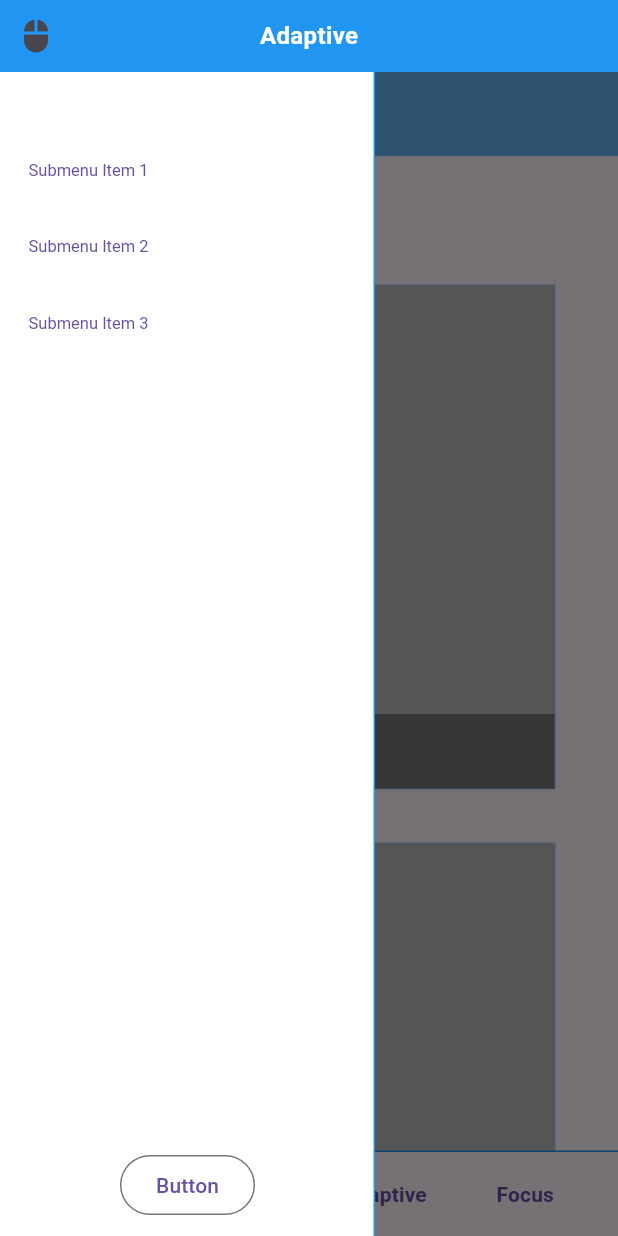
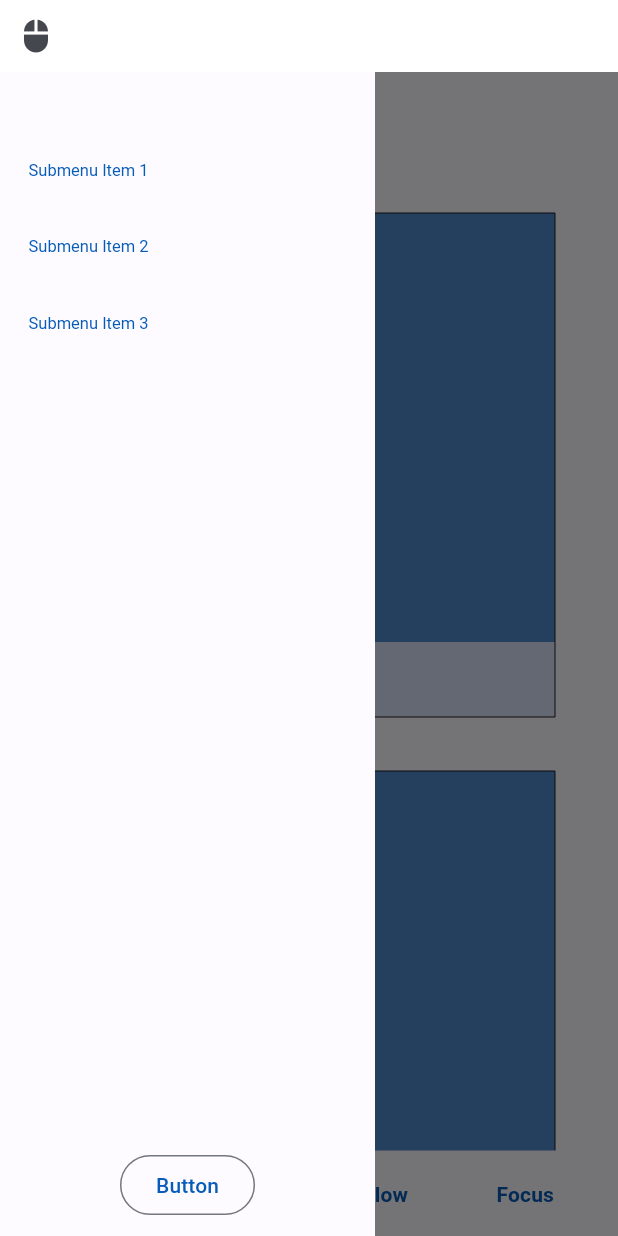
Before and after one commit to GhekkoNL/nl.ghekko.adaptive, a Flutter app: the screen it shows after launch, with the side drawer open, on a phone screen of 412 x 824 dp. Run offline on Flutter 3.47's test engine with Material 3 defaults, Android fonts, the phone set to English and light mode, and no system bars; our stand-ins replace universal_platform; missing offline and left inert: flextras.

Commit message:
Theme / Design Update

```diff
--- a/lib/app.dart
+++ b/lib/app.dart
@@ -19,19 +19,19 @@ List<Widget> getMainMenuChildren(BuildContext context) {
   return [
     SelectedPageButton(
         onPressed: () => changePage(0),
-        label: "Adaptive Grid",
+        label: "Grid",
         isSelected: index == 0),
     SelectedPageButton(
         onPressed: () => changePage(1),
-        label: "Adaptive Data Table",
+        label: "Data Table",
         isSelected: index == 1),
     SelectedPageButton(
         onPressed: () => changePage(2),
-        label: "Adaptive Reflow",
+        label: "Reflow",
         isSelected: index == 2),
     SelectedPageButton(
         onPressed: () => changePage(3),
-        label: "Focus Examples",
+        label: "Focus",
         isSelected: index == 3),
   ];
 }
@@ -59,7 +59,6 @@ class AppState extends State<App> {
         LogicalKeySet(LogicalKeyboardKey.delete): DeleteIntent(),
       },
       child: SizedBox(
-        //color: Colors.white,
         child: Material(
           child: Column(
             children: [
@@ -68,29 +67,30 @@ class AppState extends State<App> {
                 child: Focus(
                   autofocus: true,
                   child: Scaffold(
+                    backgroundColor: Theme.of(context).scaffoldBackgroundColor,
                     key: _scaffoldKey,
                     drawer: useTabs
-                        ? const _SideMenu(showPageButtons: false)
+                        ? const SideMenu(showPageButtons: false)
                         : null,
                     appBar: useTabs
-                        ? AppBar(backgroundColor: Colors.blue.shade300)
+                        ? AppBar(backgroundColor: Theme.of(context).scaffoldBackgroundColor)
                         : null,
                     body: Stack(children: [
                       // Vertical layout with Tab controller and drawer
                       if (useTabs) ...[
-                        Column(
+                        const Column(
                           children: [
-                            Expanded(child: _PageStack()),
-                            _TabMenu(),
+                            Expanded(child: PageStack()),
+                            TabMenu(),
                           ],
                         )
                       ]
                       // Horizontal layout with desktop style side menu
                       else ...[
-                        Row(
+                        const Row(
                           children: [
-                            const _SideMenu(),
-                            Expanded(child: _PageStack()),
+                            SideMenu(),
+                            Expanded(child: PageStack()),
                           ],
                         ),
                       ],
@@ -106,7 +106,9 @@ class AppState extends State<App> {
   }
 }
 
-class _PageStack extends StatelessWidget {
+class PageStack extends StatelessWidget {
+  const PageStack({super.key});
+
   @override
   Widget build(BuildContext context) {
     int index = context.select((AppModel model) => model.selectedIndex);
@@ -119,15 +121,15 @@ class _PageStack extends StatelessWidget {
   }
 }
 
-class _SideMenu extends StatelessWidget {
-  const _SideMenu({this.showPageButtons = true});
+class SideMenu extends StatelessWidget {
+  const SideMenu({super.key, this.showPageButtons = true});
 
   final bool showPageButtons;
 
   @override
   Widget build(BuildContext context) {
     return Container(
-      color: Colors.white,
+      color: Theme.of(context).scaffoldBackgroundColor,
       width: 250,
       child: Stack(
         children: [
@@ -147,14 +149,16 @@ class _SideMenu extends StatelessWidget {
           Align(
               alignment: Alignment.centerRight,
               child: Container(
-                  width: 1, height: double.infinity, color: Colors.blue)),
+                  width: 1, height: double.infinity, color: Theme.of(context).scaffoldBackgroundColor)),
         ],
       ),
     );
   }
 }
 
-class _TabMenu extends StatelessWidget {
+class TabMenu extends StatelessWidget {
+  const TabMenu({super.key});
+
   @override
   Widget build(BuildContext context) {
     // Wrap all the main menu buttons in Expanded() so they fill up the screen horizontally
@@ -164,9 +168,11 @@ class _TabMenu extends StatelessWidget {
     return Column(
       children: [
         // Top Divider
-        Container(width: double.infinity, height: 1, color: Colors.blue),
+        Container(width: double.infinity, height: 1, color: Theme.of(context).scaffoldBackgroundColor),
         // Tab buttons
-        Row(children: tabButtons),
+        Row(
+            children: tabButtons
+        ),
       ],
     );
   }
--- a/lib/main.dart
+++ b/lib/main.dart
@@ -1,10 +1,12 @@
 import 'package:adaptive/app.dart';
+import 'package:adaptive/theme/color_schemes.dart';
 import 'package:flutter/material.dart';
 import 'package:provider/provider.dart';
 import 'model/app_model.dart';
 
 void main() {
-  runApp(const AppScaffold());}
+  runApp(const AppScaffold());
+}
 
 class AppScaffold extends StatelessWidget {
   const AppScaffold({super.key});
@@ -17,11 +19,19 @@ class AppScaffold extends StatelessWidget {
         builder: (context) {
           bool touchMode = context.select((AppModel m) => m.touchMode);
           double densityAmt = touchMode ? 0.0 : -1.0;
-          VisualDensity density = VisualDensity(horizontal: densityAmt, vertical: densityAmt);
+          VisualDensity density =
+              VisualDensity(horizontal: densityAmt, vertical: densityAmt);
           return MaterialApp(
-            theme: ThemeData(visualDensity: density),
+            debugShowCheckedModeBanner: false,
+            theme: ThemeData(
+                visualDensity: density,
+                useMaterial3: true,
+                colorScheme: lightColorScheme),
+            darkTheme: ThemeData(
+                visualDensity: density,
+                useMaterial3: true,
+                colorScheme: darkColorScheme),
             home: const App(),
-            debugShowCheckedModeBanner: false,
           );
         },
       ),
--- a/lib/pages/adaptive_grid.dart
+++ b/lib/pages/adaptive_grid.dart
@@ -2,7 +2,6 @@ import 'dart:math';
 import 'package:adaptive/global/device_type.dart';
 import 'package:adaptive/global/styling.dart';
 import 'package:adaptive/global/targeted_actions.dart';
-import 'package:adaptive/widgets/buttons.dart';
 import 'package:flutter/material.dart';
 
 class AdaptiveGrid extends StatefulWidget {
@@ -21,23 +20,21 @@ class AdaptiveGridState extends State<AdaptiveGrid> {
   @override
   Widget build(BuildContext context) {
     // Create a list of widgets to render, inject .isSelected into each item
-    Widget buildGridItem(int index) =>
-        _GridItem(index, isSelected: _selectedItems.contains(index), onPressed: _handleItemPressed);
+    Widget buildGridItem(int index) => _GridItem(index,
+        isSelected: _selectedItems.contains(index),
+        onPressed: _handleItemPressed);
     List<Widget> listChildren = _listItems.map(buildGridItem).toList();
     return TargetedActionBinding(
       actions: {
-        SelectAllIntent: CallbackAction(onInvoke: (Intent intent) => _handleSelectAllPressed()),
-        SelectNoneIntent: CallbackAction(onInvoke: (Intent intent) => _handleSelectNonePressed()),
-        DeleteIntent: CallbackAction(onInvoke: (Intent intent) => _handleDeleteSelectedPressed()),
+        SelectAllIntent: CallbackAction(
+            onInvoke: (Intent intent) => _handleSelectAllPressed()),
+        SelectNoneIntent: CallbackAction(
+            onInvoke: (Intent intent) => _handleSelectNonePressed()),
+        DeleteIntent: CallbackAction(
+            onInvoke: (Intent intent) => _handleDeleteSelectedPressed()),
       },
       child: Column(
         children: [
-          Row(
-            children: [
-              StyledTextButton(onPressed: _handleSelectAllPressed, child: const Text("Select All")),
-              StyledTextButton(onPressed: _handleSelectNonePressed, child: const Text("Select None")),
-            ],
-          ),
           Expanded(
             child: LayoutBuilder(
               builder: (BuildContext context, BoxConstraints constraints) {
@@ -61,7 +58,8 @@ class AdaptiveGridState extends State<AdaptiveGrid> {
     );
   }
 
-  void _handleSelectAllPressed() => setState(() => _selectedItems = List.from(_listItems));
+  void _handleSelectAllPressed() =>
+      setState(() => _selectedItems = List.from(_listItems));
   void _handleSelectNonePressed() => setState(() => _selectedItems.clear());
   void _handleDeleteSelectedPressed() => setState(() => _selectedItems.clear());
 
@@ -77,7 +75,8 @@ class AdaptiveGridState extends State<AdaptiveGrid> {
 }
 
 class _GridItem extends StatelessWidget {
-  const _GridItem(this.index, {required this.isSelected, required this.onPressed});
+  const _GridItem(this.index,
+      {required this.isSelected, required this.onPressed});
   final int index;
   final bool isSelected;
   final void Function(int index) onPressed;
@@ -90,18 +89,22 @@ class _GridItem extends StatelessWidget {
       child: TextButton(
         onPressed: () => onPressed.call(index),
         child: Stack(children: [
-          const Center(child: FlutterLogo(size: 64)),
-          Container(color: Colors.grey.withOpacity(isSelected ? .5 : .7)),
+          const Center(child: SizedBox()),
+          Container(color: Theme.of(context).colorScheme.primary.withOpacity(isSelected ? .5 : .7)),
           Align(
               alignment: Alignment.bottomCenter,
               child: Container(
                   width: double.infinity,
-                  color: Colors.grey.shade600,
+                  color: Theme.of(context).colorScheme.secondaryContainer,
                   height: 50,
                   alignment: Alignment.center,
-                  child: Text("Grid Item $index", style: const TextStyle(color: Colors.white)))),
+                  child: Text("Grid Item $index",
+                      style: const TextStyle(color: Colors.white)))),
           // Selected border
-          Container(decoration: BoxDecoration(border: Border.all(color: Colors.blue.shade200, width: borderWidth))),
+          Container(
+              decoration: BoxDecoration(
+                  border: Border.all(
+                      color: Theme.of(context).colorScheme.onSurface, width: borderWidth))),
         ]),
       ),
     );
--- /dev/null
+++ b/lib/theme/color_schemes.dart
@@ -0,0 +1,69 @@
+import 'package:flutter/material.dart';
+
+const lightColorScheme = ColorScheme(
+  brightness: Brightness.light,
+  primary: Color(0xFF075CB9),
+  onPrimary: Color(0xFFFFFFFF),
+  primaryContainer: Color(0xFFD7E3FF),
+  onPrimaryContainer: Color(0xFF001B3F),
+  secondary: Color(0xFF565E71),
+  onSecondary: Color(0xFFFFFFFF),
+  secondaryContainer: Color(0xFFDAE2F9),
+  onSecondaryContainer: Color(0xFF131C2B),
+  tertiary: Color(0xFF944A01),
+  onTertiary: Color(0xFFFFFFFF),
+  tertiaryContainer: Color(0xFFFFDCC6),
+  onTertiaryContainer: Color(0xFF301400),
+  error: Color(0xFFBA1A1A),
+  errorContainer: Color(0xFFFFDAD6),
+  onError: Color(0xFFFFFFFF),
+  onErrorContainer: Color(0xFF410002),
+  background: Color(0xFFFDFBFF),
+  onBackground: Color(0xFF1A1B1F),
+  surface: Color(0xFFFDFBFF),
+  onSurface: Color(0xFF1A1B1F),
+  surfaceVariant: Color(0xFFE0E2EC),
+  onSurfaceVariant: Color(0xFF44474E),
+  outline: Color(0xFF74777F),
+  onInverseSurface: Color(0xFFF2F0F4),
+  inverseSurface: Color(0xFF2F3033),
+  inversePrimary: Color(0xFFABC7FF),
+  shadow: Color(0xFF000000),
+  surfaceTint: Color(0xFF075CB9),
+  outlineVariant: Color(0xFFC4C6D0),
+  scrim: Color(0xFF000000),
+);
+
+const darkColorScheme = ColorScheme(
+  brightness: Brightness.dark,
+  primary: Color(0xFFABC7FF),
+  onPrimary: Color(0xFF002F65),
+  primaryContainer: Color(0xFF00458F),
+  onPrimaryContainer: Color(0xFFD7E3FF),
+  secondary: Color(0xFFBEC6DC),
+  onSecondary: Color(0xFF283041),
+  secondaryContainer: Color(0xFF3E4759),
+  onSecondaryContainer: Color(0xFFDAE2F9),
+  tertiary: Color(0xFFFFB784),
+  onTertiary: Color(0xFF4F2500),
+  tertiaryContainer: Color(0xFF713700),
+  onTertiaryContainer: Color(0xFFFFDCC6),
+  error: Color(0xFFFFB4AB),
+  errorContainer: Color(0xFF93000A),
+  onError: Color(0xFF690005),
+  onErrorContainer: Color(0xFFFFDAD6),
+  background: Color(0xFF1A1B1F),
+  onBackground: Color(0xFFE3E2E6),
+  surface: Color(0xFF1A1B1F),
+  onSurface: Color(0xFFE3E2E6),
+  surfaceVariant: Color(0xFF44474E),
+  onSurfaceVariant: Color(0xFFC4C6D0),
+  outline: Color(0xFF8E9099),
+  onInverseSurface: Color(0xFF1A1B1F),
+  inverseSurface: Color(0xFFE3E2E6),
+  inversePrimary: Color(0xFF075CB9),
+  shadow: Color(0xFF000000),
+  surfaceTint: Color(0xFFABC7FF),
+  outlineVariant: Color(0xFF44474E),
+  scrim: Color(0xFF000000),
+);
--- a/lib/widgets/app_title_bar.dart
+++ b/lib/widgets/app_title_bar.dart
@@ -18,7 +18,7 @@ class AppTitleBar extends StatelessWidget {
       child: Stack(
         children: [
           // Sets background and height for title bar
-          Positioned.fill(child: Container(color: Colors.blue)),
+          Positioned.fill(child: Container(color: Theme.of(context).colorScheme.onPrimary)),
 
           // App Logo or Title
           if (hideTitle == false)
--- a/lib/widgets/buttons.dart
+++ b/lib/widgets/buttons.dart
@@ -2,7 +2,8 @@ import 'package:adaptive/global/styling.dart';
 import 'package:flutter/material.dart';
 
 class StyledTextButton extends StatelessWidget {
-  const StyledTextButton({super.key, required this.onPressed, required this.child});
+  const StyledTextButton(
+      {super.key, required this.onPressed, required this.child});
   final VoidCallback onPressed;
   final Widget child;
 
@@ -35,7 +36,11 @@ class SecondaryMenuButton extends StatelessWidget {
 }
 
 class SelectedPageButton extends StatelessWidget {
-  const SelectedPageButton({super.key, required this.onPressed, required this.label, required this.isSelected});
+  const SelectedPageButton(
+      {super.key,
+      required this.onPressed,
+      required this.label,
+      required this.isSelected});
   final VoidCallback? onPressed;
   final String label;
   final bool isSelected;
@@ -43,7 +48,9 @@ class SelectedPageButton extends StatelessWidget {
   @override
   Widget build(BuildContext context) {
     return Container(
-      color: isSelected ? Colors.grey.shade200 : null,
+      color: isSelected
+          ? Theme.of(context).colorScheme.surface
+          : Colors.transparent,
       child: TextButton(
         onPressed: onPressed,
         child: Container(
```
